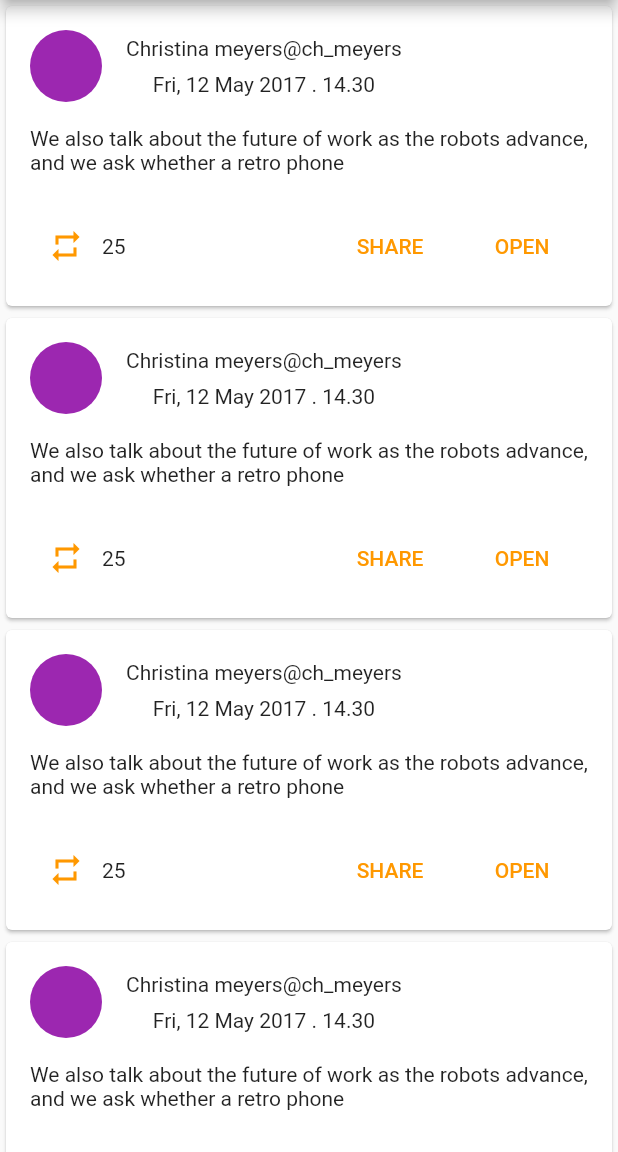
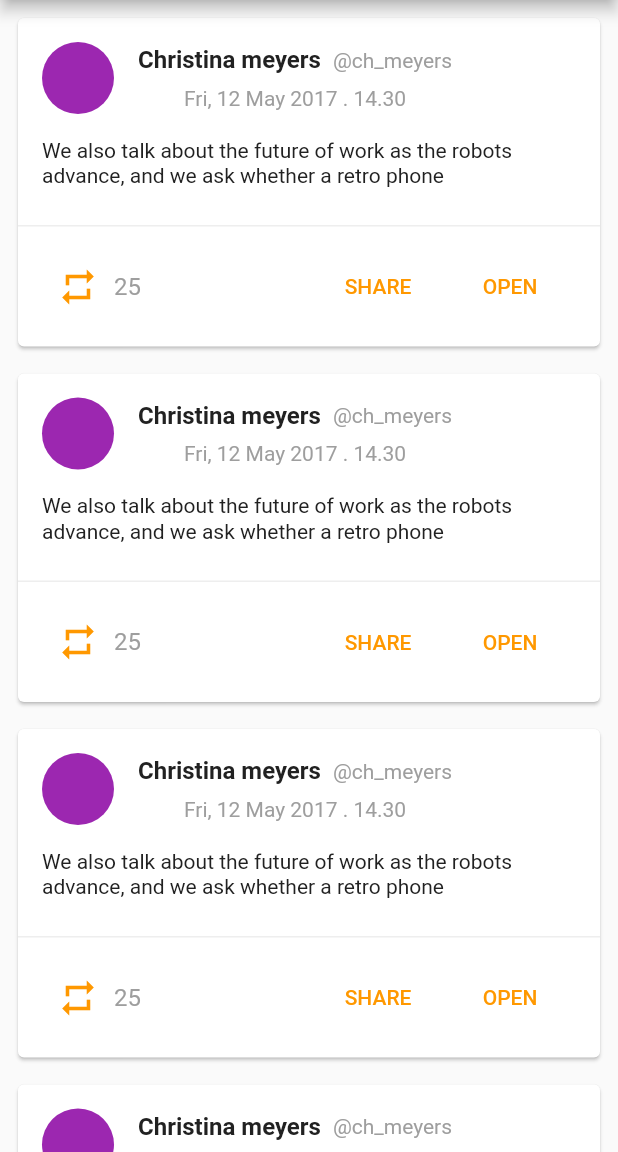
Before and after one commit to bouaziz-mohamed-amine/NEWS_APPLICATION, a Flutter app: the TwitterFeed screen opened directly, on a phone screen of 412 x 824 dp, the part 84-1236 px from its top. Run offline on Flutter 3.47's test engine with Material 2 defaults, Android fonts, the phone set to English and light mode, and no system bars.

```diff
--- a/lib/drawer_ui/navigation_drawer.dart
+++ b/lib/drawer_ui/navigation_drawer.dart
@@ -2,6 +2,7 @@ import 'package:flutter/material.dart';
 import 'package:news_app/models/nav_manu.dart';
 import 'package:news_app/screens/headline_news.dart';
 import 'package:news_app/screens/home_screen.dart';
+import 'package:news_app/screens/instagram_feed.dart';
 import 'package:news_app/screens/twitter_feed.dart';
 class NavigationDrawer extends StatefulWidget {
   @override
@@ -14,6 +15,7 @@ class _NavigationDrawerState extends State<NavigationDrawer> {
     NavMenuItem("Explore",() => HomeScreen()),
     NavMenuItem("HeadLineNews",() => HeadLineNews()),
     NavMenuItem("Twitter Feed", ()=>TwitterFeed()),
+   NavMenuItem("Instagram Feed",()=>instagramfeed()),
  ];
 
   @override
--- a/lib/screens/twitter_feed.dart
+++ b/lib/screens/twitter_feed.dart
@@ -1,3 +1,4 @@
+import 'package:flutter/cupertino.dart';
 import 'package:flutter/material.dart';
 import 'package:news_app/drawer_ui/navigation_drawer.dart';
 
@@ -21,14 +22,19 @@ class _TwitterFeedState extends State<TwitterFeed> {
       ),
       drawer: NavigationDrawer(),
       body: ListView.builder(
+          padding: EdgeInsets.all(8),
           itemBuilder: (context,index){
-            return Card(
+            return Padding(
+              padding: const EdgeInsets.only(bottom: 10),
+              child: Card(
                 child: Column(
                   children: [
                     _cardHeader(),
                     _cardBody(),
+                    _drawLine(),
                     _cardFooter(),
                   ],
+                ),
               ),
             );
           },
@@ -52,12 +58,16 @@ class _TwitterFeedState extends State<TwitterFeed> {
           children: [
            Row(
              children: [
-               Text("Christina meyers"),
-               Text("@ch_meyers"),
+               Text("Christina meyers",
+                 style: TextStyle(color: Colors.grey.shade900 ,
+                     fontSize: 16,
+                     fontWeight: FontWeight.w600),),
+               SizedBox(width: 8,),
+               Text("@ch_meyers",style: TextStyle(color: Colors.grey),),
              ],
            ),
             SizedBox(height: 8,),
-            Text("Fri, 12 May 2017 . 14.30")
+            Text("Fri, 12 May 2017 . 14.30",style: TextStyle(color: Colors.grey),)
           ],
         ),
       ],
@@ -66,7 +76,8 @@ class _TwitterFeedState extends State<TwitterFeed> {
  Widget _cardBody(){
     return Padding(
       padding: const EdgeInsets.only(left: 16, right: 16,bottom: 8),
-      child: Text("We also talk about the future of work as the robots advance, and we ask whether a retro phone"),
+      child: Text("We also talk about the future of work as the robots advance, and we ask whether a retro phone",
+              style:TextStyle(fontSize: 14,height: 1.2,color: Colors.grey.shade900),),
     );
  }
  Widget _cardFooter(){
@@ -77,8 +88,8 @@ class _TwitterFeedState extends State<TwitterFeed> {
          children: [
            Row(
              children: [
-               IconButton( icon:Icon(Icons.repeat),color: Colors.orange ,onPressed: (){},),
-               Text('25'),
+               IconButton( icon:Icon(Icons.repeat , size: 28,),color: Colors.orange ,onPressed: (){},),
+               Text('25',style: TextStyle(color: Colors.grey,fontSize: 16),),
              ],
            ),
            Row(
@@ -92,4 +103,12 @@ class _TwitterFeedState extends State<TwitterFeed> {
 
     );
  }
+
+ Widget _drawLine() {
+    return Container(
+      height: 1,
+      color: Colors.grey.shade200,
+      margin: EdgeInsets.only(top: 16),
+    );
   }
+}
```
Lines whose indentation alone changed are shown as unchanged.
